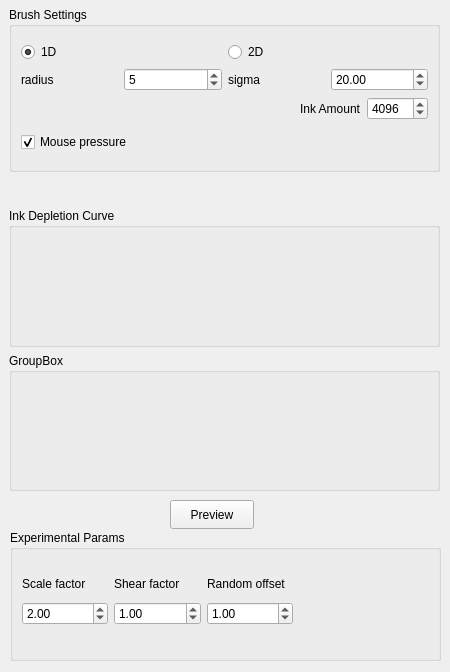
Before: the Qt Designer form krita/plugins/paintops/sumie/wdgsumieoptions.ui in KDE/krita, drawn with Qt 5.
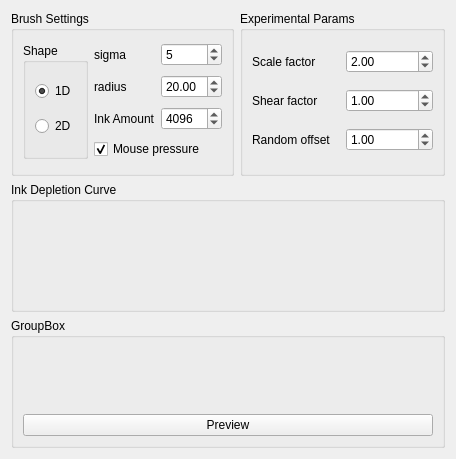
After: the same form once the commit is applied. Custom widgets are drawn as their Qt base class.

Commit message: Fix layout to fit in 1024x768

```diff
--- a/krita/plugins/paintops/sumie/wdgsumieoptions.ui
+++ b/krita/plugins/paintops/sumie/wdgsumieoptions.ui
@@ -5,28 +5,25 @@
    <rect>
     <x>0</x>
     <y>0</y>
-    <width>450</width>
-    <height>672</height>
+    <width>436</width>
+    <height>445</height>
    </rect>
   </property>
   <property name="minimumSize" >
    <size>
-    <width>450</width>
-    <height>672</height>
+    <width>0</width>
+    <height>0</height>
    </size>
   </property>
-  <widget class="QWidget" name="layoutWidget" >
-   <property name="geometry" >
-    <rect>
-     <x>9</x>
-     <y>7</y>
-     <width>431</width>
-     <height>484</height>
-    </rect>
-   </property>
-   <layout class="QGridLayout" name="gridLayout" >
+  <layout class="QGridLayout" name="gridLayout_5" >
     <item row="0" column="0" >
      <widget class="QGroupBox" name="brushGroup" >
+     <property name="sizePolicy" >
+      <sizepolicy vsizetype="Minimum" hsizetype="Minimum" >
+       <horstretch>0</horstretch>
+       <verstretch>0</verstretch>
+      </sizepolicy>
+     </property>
       <property name="minimumSize" >
        <size>
         <width>0</width>
@@ -36,33 +33,14 @@
       <property name="title" >
        <string>Brush Settings</string>
       </property>
-      <layout class="QVBoxLayout" name="verticalLayout" >
-       <item>
-        <layout class="QVBoxLayout" >
-         <item>
-          <layout class="QGridLayout" >
-           <item row="1" column="1" >
-            <widget class="QSpinBox" name="radiusSpinBox" >
-             <property name="value" >
-              <number>5</number>
-             </property>
-            </widget>
-           </item>
-           <item row="1" column="3" >
-            <widget class="QDoubleSpinBox" name="sigmaSpinBox" >
-             <property name="value" >
-              <double>20.000000000000000</double>
-             </property>
-            </widget>
-           </item>
-           <item row="1" column="2" >
-            <widget class="QLabel" name="sigmaLabel" >
-             <property name="text" >
-              <string>sigma</string>
-             </property>
-            </widget>
-           </item>
-           <item row="0" column="0" colspan="2" >
+     <layout class="QGridLayout" name="gridLayout_2" >
+      <item rowspan="4" row="0" column="0" >
+       <widget class="QGroupBox" name="grpShape" >
+        <property name="title" >
+         <string>Shape</string>
+        </property>
+        <layout class="QGridLayout" name="gridLayout" >
+         <item row="0" column="0" >
             <widget class="QRadioButton" name="oneDimBrushBtn" >
              <property name="text" >
               <string>1D</string>
@@ -73,13 +51,6 @@
             </widget>
            </item>
            <item row="1" column="0" >
-            <widget class="QLabel" name="radiusLabel" >
-             <property name="text" >
-              <string>radius</string>
-             </property>
-            </widget>
-           </item>
-           <item row="0" column="2" colspan="2" >
             <widget class="QRadioButton" name="twoDimBrushBtn" >
              <property name="text" >
               <string>2D</string>
@@ -87,30 +58,44 @@
             </widget>
            </item>
           </layout>
-         </item>
-         <item>
-          <layout class="QGridLayout" >
-           <item row="0" column="0" >
-            <spacer>
-             <property name="orientation" >
-              <enum>Qt::Horizontal</enum>
-             </property>
-             <property name="sizeHint" stdset="0" >
-              <size>
-               <width>71</width>
-               <height>23</height>
-              </size>
-             </property>
-            </spacer>
+       </widget>
            </item>
            <item row="0" column="1" >
+       <widget class="QLabel" name="sigmaLabel" >
+        <property name="text" >
+         <string>sigma</string>
+        </property>
+       </widget>
+      </item>
+      <item row="0" column="2" >
+       <widget class="QSpinBox" name="radiusSpinBox" >
+        <property name="value" >
+         <number>5</number>
+        </property>
+       </widget>
+      </item>
+      <item row="1" column="1" >
+       <widget class="QLabel" name="radiusLabel" >
+        <property name="text" >
+         <string>radius</string>
+        </property>
+       </widget>
+      </item>
+      <item row="1" column="2" >
+       <widget class="QDoubleSpinBox" name="sigmaSpinBox" >
+        <property name="value" >
+         <double>20.000000000000000</double>
+        </property>
+       </widget>
+      </item>
+      <item row="2" column="1" >
             <widget class="QLabel" name="inkLabel" >
              <property name="text" >
               <string>Ink Amount</string>
              </property>
             </widget>
            </item>
-           <item row="0" column="2" >
+      <item row="2" column="2" >
             <widget class="QSpinBox" name="inkAmountSpinBox" >
              <property name="maximum" >
               <number>10000</number>
@@ -120,11 +105,7 @@
              </property>
             </widget>
            </item>
-          </layout>
-         </item>
-        </layout>
-       </item>
-       <item>
+      <item row="3" column="1" colspan="2" >
         <widget class="QCheckBox" name="mousePressureCBox" >
          <property name="text" >
           <string>Mouse pressure</string>
@@ -137,23 +118,73 @@
       </layout>
      </widget>
     </item>
+   <item row="0" column="1" >
+    <widget class="QGroupBox" name="groupBox_2" >
+     <property name="sizePolicy" >
+      <sizepolicy vsizetype="Minimum" hsizetype="Minimum" >
+       <horstretch>0</horstretch>
+       <verstretch>0</verstretch>
+      </sizepolicy>
+     </property>
+     <property name="title" >
+      <string>Experimental Params</string>
+     </property>
+     <layout class="QGridLayout" name="gridLayout_3" >
+      <item row="0" column="0" >
+       <widget class="QLabel" name="label" >
+        <property name="text" >
+         <string>Scale factor</string>
+        </property>
+       </widget>
+      </item>
+      <item row="0" column="1" >
+       <widget class="QDoubleSpinBox" name="scaleBox" >
+        <property name="minimum" >
+         <double>-99.000000000000000</double>
+        </property>
+        <property name="value" >
+         <double>2.000000000000000</double>
+        </property>
+       </widget>
+      </item>
     <item row="1" column="0" >
-     <spacer name="verticalSpacer" >
-      <property name="orientation" >
-       <enum>Qt::Vertical</enum>
-      </property>
-      <property name="sizeType" >
-       <enum>QSizePolicy::Fixed</enum>
-      </property>
-      <property name="sizeHint" stdset="0" >
-       <size>
-        <width>429</width>
-        <height>30</height>
-       </size>
-      </property>
-     </spacer>
+       <widget class="QLabel" name="label_2" >
+        <property name="text" >
+         <string>Shear factor</string>
+        </property>
+       </widget>
+      </item>
+      <item row="1" column="1" >
+       <widget class="QDoubleSpinBox" name="shearBox" >
+        <property name="minimum" >
+         <double>-99.000000000000000</double>
+        </property>
+        <property name="value" >
+         <double>1.000000000000000</double>
+        </property>
+       </widget>
     </item>
     <item row="2" column="0" >
+       <widget class="QLabel" name="label_3" >
+        <property name="text" >
+         <string>Random offset</string>
+        </property>
+       </widget>
+      </item>
+      <item row="2" column="1" >
+       <widget class="QDoubleSpinBox" name="rndBox" >
+        <property name="minimum" >
+         <double>-99.000000000000000</double>
+        </property>
+        <property name="value" >
+         <double>1.000000000000000</double>
+        </property>
+       </widget>
+      </item>
+     </layout>
+    </widget>
+   </item>
+   <item row="1" column="0" colspan="2" >
      <widget class="QGroupBox" name="groupBox" >
       <property name="minimumSize" >
        <size>
@@ -176,8 +207,14 @@
       </widget>
      </widget>
     </item>
-    <item row="3" column="0" >
+   <item row="2" column="0" colspan="2" >
      <widget class="QGroupBox" name="previewGroupBox" >
+     <property name="sizePolicy" >
+      <sizepolicy vsizetype="Minimum" hsizetype="Minimum" >
+       <horstretch>0</horstretch>
+       <verstretch>0</verstretch>
+      </sizepolicy>
+     </property>
       <property name="minimumSize" >
        <size>
         <width>0</width>
@@ -187,14 +224,14 @@
       <property name="title" >
        <string>GroupBox</string>
       </property>
+     <layout class="QGridLayout" name="gridLayout_4" >
+      <item row="0" column="0" >
       <widget class="QLabel" name="previewLbl" >
-       <property name="geometry" >
-        <rect>
-         <x>10</x>
-         <y>20</y>
-         <width>411</width>
-         <height>101</height>
-        </rect>
+        <property name="sizePolicy" >
+         <sizepolicy vsizetype="Fixed" hsizetype="Fixed" >
+          <horstretch>0</horstretch>
+          <verstretch>0</verstretch>
+         </sizepolicy>
        </property>
        <property name="minimumSize" >
         <size>
@@ -206,111 +243,34 @@
         <string/>
        </property>
       </widget>
-     </widget>
-    </item>
-   </layout>
-  </widget>
+      </item>
+      <item row="1" column="0" >
   <widget class="QPushButton" name="previewBtn" >
-   <property name="geometry" >
-    <rect>
-     <x>170</x>
-     <y>500</y>
-     <width>84</width>
-     <height>29</height>
-    </rect>
-   </property>
    <property name="text" >
     <string>Preview</string>
    </property>
   </widget>
-  <widget class="QGroupBox" name="groupBox_2" >
-   <property name="geometry" >
-    <rect>
-     <x>10</x>
-     <y>530</y>
-     <width>431</width>
-     <height>131</height>
-    </rect>
-   </property>
-   <property name="title" >
-    <string>Experimental Params</string>
-   </property>
-   <widget class="QWidget" name="" >
-    <property name="geometry" >
-     <rect>
-      <x>12</x>
-      <y>41</y>
-      <width>271</width>
-      <height>54</height>
-     </rect>
-    </property>
-    <layout class="QHBoxLayout" name="horizontalLayout" >
-     <item>
-      <layout class="QVBoxLayout" name="verticalLayout_2" >
-       <item>
-        <widget class="QLabel" name="label" >
-         <property name="text" >
-          <string>Scale factor</string>
-         </property>
-        </widget>
-       </item>
-       <item>
-        <widget class="QDoubleSpinBox" name="scaleBox" >
-         <property name="minimum" >
-          <double>-99.000000000000000</double>
-         </property>
-         <property name="value" >
-          <double>2.000000000000000</double>
-         </property>
-        </widget>
-       </item>
-      </layout>
-     </item>
-     <item>
-      <layout class="QVBoxLayout" name="verticalLayout_3" >
-       <item>
-        <widget class="QLabel" name="label_2" >
-         <property name="text" >
-          <string>Shear factor</string>
-         </property>
-        </widget>
-       </item>
-       <item>
-        <widget class="QDoubleSpinBox" name="shearBox" >
-         <property name="minimum" >
-          <double>-99.000000000000000</double>
-         </property>
-         <property name="value" >
-          <double>1.000000000000000</double>
-         </property>
-        </widget>
-       </item>
-      </layout>
-     </item>
-     <item>
-      <layout class="QVBoxLayout" name="verticalLayout_4" >
-       <item>
-        <widget class="QLabel" name="label_3" >
-         <property name="text" >
-          <string>Random offset</string>
-         </property>
-        </widget>
-       </item>
-       <item>
-        <widget class="QDoubleSpinBox" name="rndBox" >
-         <property name="minimum" >
-          <double>-99.000000000000000</double>
-         </property>
-         <property name="value" >
-          <double>1.000000000000000</double>
-         </property>
-        </widget>
-       </item>
-      </layout>
-     </item>
-    </layout>
-   </widget>
-  </widget>
+      </item>
+     </layout>
+     <zorder>previewLbl</zorder>
+     <zorder>groupBox</zorder>
+     <zorder>previewBtn</zorder>
+    </widget>
+   </item>
+   <item row="3" column="0" >
+    <spacer name="verticalSpacer" >
+     <property name="orientation" >
+      <enum>Qt::Vertical</enum>
+     </property>
+     <property name="sizeHint" stdset="0" >
+      <size>
+       <width>20</width>
+       <height>1</height>
+      </size>
+     </property>
+    </spacer>
+   </item>
+  </layout>
  </widget>
  <customwidgets>
   <customwidget>
```
Lines whose indentation alone changed are shown as unchanged.
